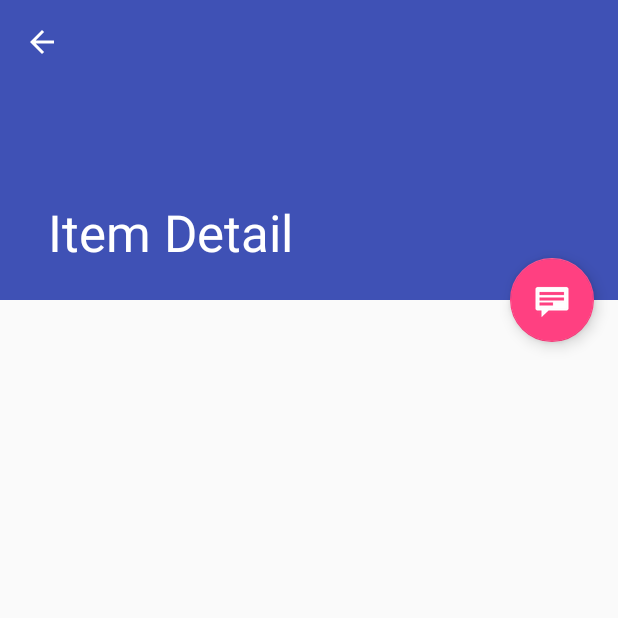
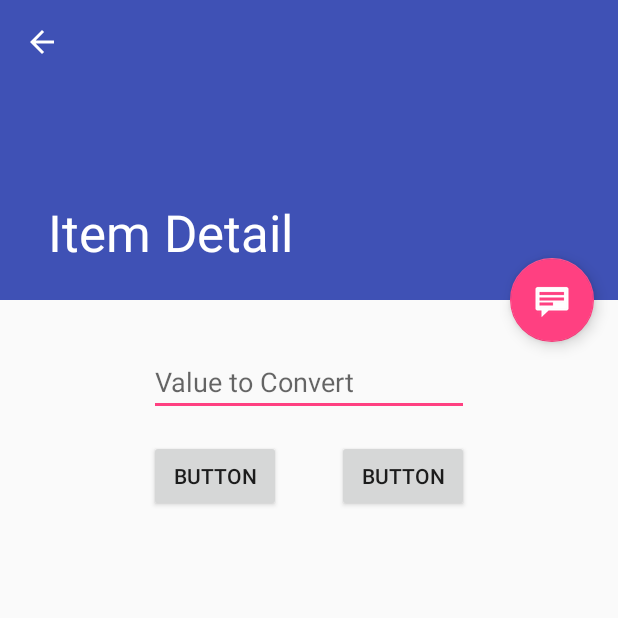
Before and after one commit to AndrewRozendal/Mobile-Apps, an Android app: the ItemDetailFragment screen opened directly, with no data from a screen before it, on a phone screen of 412 x 824 dp, the top half of it. Run offline under Robolectric (Android 15) with nearby library versions, the phone set to English and light mode, and no system bars; 1 statement that could not run was skipped.

Commit message:
added logic to handle conversions, conversions working correct, button text and action correctly populated dynamically

```diff
--- a/AndroidApps/MasterDetailConverter/app/build.gradle
+++ b/AndroidApps/MasterDetailConverter/app/build.gradle
@@ -31,4 +31,5 @@ dependencies {
     testImplementation 'junit:junit:4.12'
     androidTestImplementation 'com.android.support.test:runner:1.0.1'
     androidTestImplementation 'com.android.support.test.espresso:espresso-core:3.0.1'
+    implementation 'com.android.support.constraint:constraint-layout:1.0.2'
 }
--- a/AndroidApps/MasterDetailConverter/app/src/main/res/layout/item_detail.xml
+++ b/AndroidApps/MasterDetailConverter/app/src/main/res/layout/item_detail.xml
@@ -1,4 +1,5 @@
-<TextView xmlns:android="http://schemas.android.com/apk/res/android"
+<android.support.constraint.ConstraintLayout xmlns:android="http://schemas.android.com/apk/res/android"
+    xmlns:app="http://schemas.android.com/apk/res-auto"
     xmlns:tools="http://schemas.android.com/tools"
     android:id="@+id/item_detail"
     style="?android:attr/textAppearanceLarge"
@@ -6,4 +7,37 @@
     android:layout_height="match_parent"
     android:padding="16dp"
     android:textIsSelectable="true"
-    tools:context="ca.camosun.masterdetailconverter.ItemDetailFragment" />
+    tools:context="ca.camosun.masterdetailconverter.ItemDetailFragment" >
+
+    <Button
+        android:id="@+id/leftButton"
+        android:layout_width="wrap_content"
+        android:layout_height="wrap_content"
+        android:layout_marginTop="16dp"
+        android:onClick="leftButton"
+        android:text="Button"
+        app:layout_constraintStart_toStartOf="@+id/userInputValue"
+        app:layout_constraintTop_toBottomOf="@+id/userInputValue" />
+
+    <Button
+        android:id="@+id/rightButton"
+        android:layout_width="wrap_content"
+        android:layout_height="wrap_content"
+        android:layout_marginTop="16dp"
+        android:onClick="rightButton"
+        android:text="Button"
+        app:layout_constraintEnd_toEndOf="@+id/userInputValue"
+        app:layout_constraintTop_toBottomOf="@+id/userInputValue" />
+
+    <EditText
+        android:id="@+id/userInputValue"
+        android:layout_width="wrap_content"
+        android:layout_height="wrap_content"
+        android:layout_marginTop="16dp"
+        android:ems="10"
+        android:hint="Value to Convert"
+        android:inputType="numberSigned|numberDecimal"
+        app:layout_constraintEnd_toEndOf="parent"
+        app:layout_constraintStart_toStartOf="parent"
+        app:layout_constraintTop_toTopOf="parent" />
+</android.support.constraint.ConstraintLayout>
```
Also changed, not shown: AndroidApps/MasterDetailConverter/app/src/main/java/ca/camosun/masterdetailconverter/ItemDetailFragment.java (+71 -1 lines).
